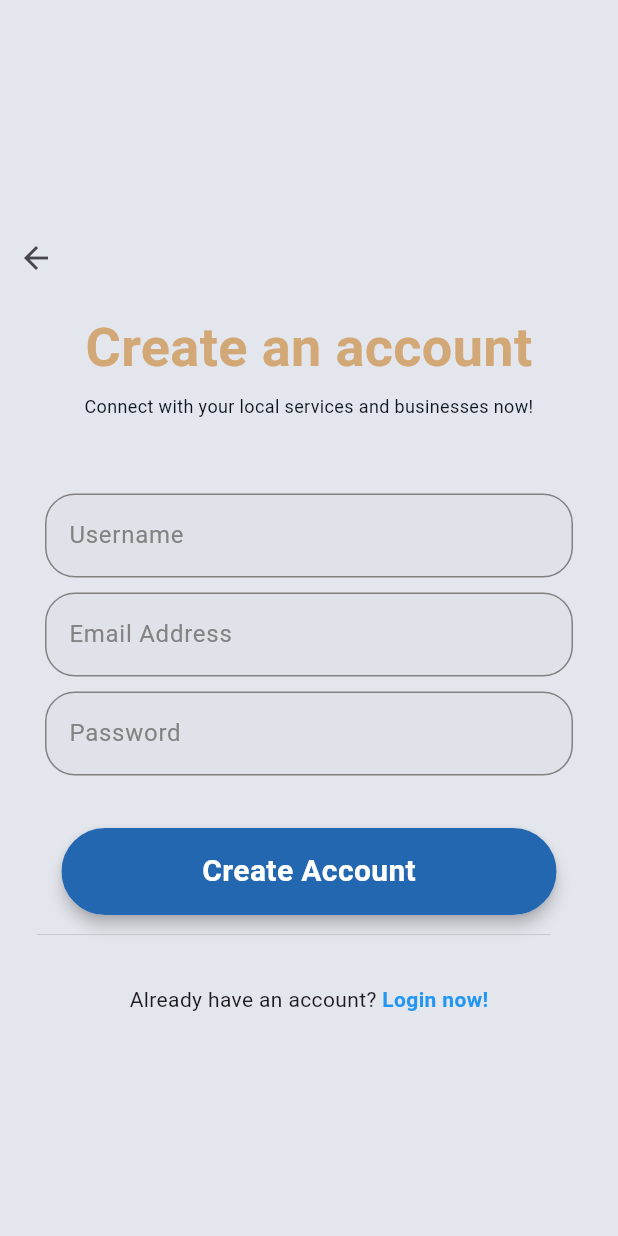
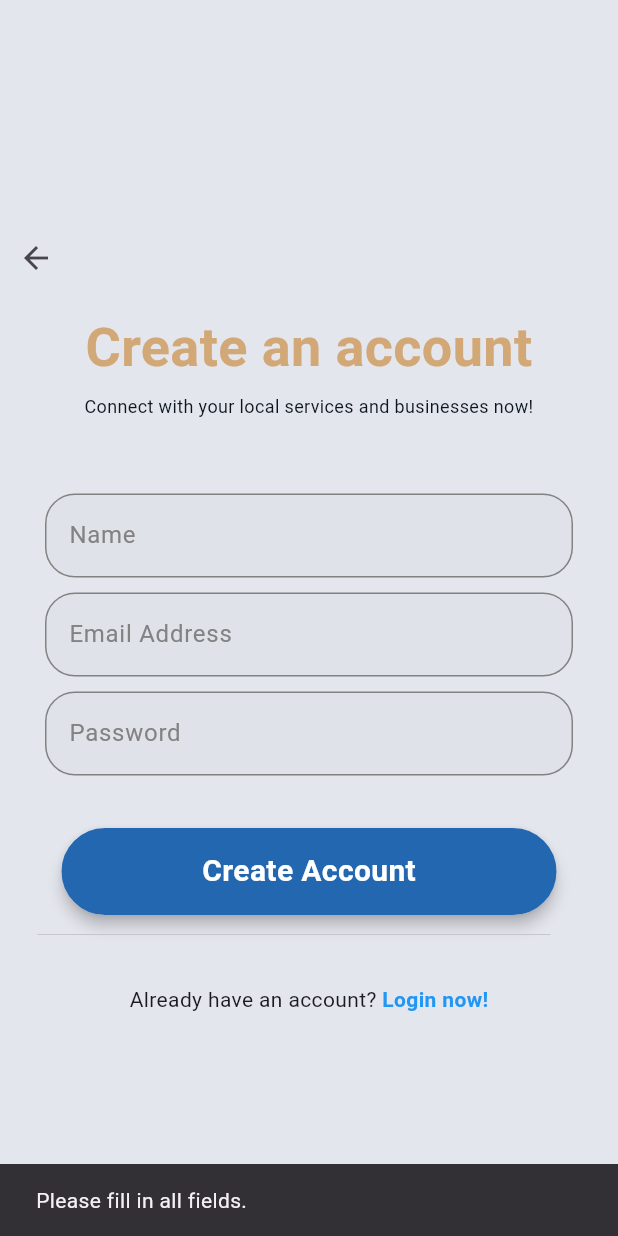
Before and after one commit to spicychicken23/hili_helpers, a Flutter app: the RegisterPage screen opened by its route, after a tap on "Create Account", on a phone screen of 412 x 824 dp. Run offline on Flutter 3.47's test engine with Material 3 defaults, Android fonts, the phone set to English and light mode, and no system bars; our stand-ins replace cloud_firestore, firebase_auth, firebase_core; accounts and stored records are empty; network calls fail; Roboto replaces fonts that are missing (DM Sans).

Commit message:
register page and forgot password

```diff
--- a/lib/pages/register_page.dart
+++ b/lib/pages/register_page.dart
@@ -1,17 +1,56 @@
 import 'package:flutter/material.dart';
+import 'package:firebase_auth/firebase_auth.dart'; // Import Firebase Authentication
+import 'package:cloud_firestore/cloud_firestore.dart'; // Import Firestore
 import 'package:hili_helpers/components/textfield.dart';
 import 'package:hili_helpers/components/buttons.dart';
 import 'package:hili_helpers/pages/login_page.dart';
 
 class RegisterPage extends StatelessWidget {
-  RegisterPage({super.key});
+  RegisterPage({Key? key}); // Use Key? key instead of super.key
   static String id = 'register_page';
 
-  final usernameController = TextEditingController();
+  final nameController = TextEditingController();
   final passwordController = TextEditingController();
   final emailController = TextEditingController();
 
-  void signUserIn() {}
+  // Function to save user data to Firestore
+  void saveUserData(BuildContext context) async {
+    String name = nameController.text.trim();
+    String email = emailController.text.trim();
+    String password = passwordController.text;
+
+    // Check if all fields are filled
+    if (name.isNotEmpty && email.isNotEmpty && password.isNotEmpty) {
+      try {
+        // Create user account using Firebase Authentication
+        UserCredential userCredential =
+            await FirebaseAuth.instance.createUserWithEmailAndPassword(
+          email: email,
+          password: password,
+        );
+
+        await FirebaseFirestore.instance
+            .collection('users')
+            .doc(userCredential.user!.uid)
+            .set({});
+
+        // Navigate to login page after successful registration
+        Navigator.pushNamed(context, LoginPage.id);
+      } catch (error) {
+        // Handle error if registration fails
+        print("Failed to register user: $error");
+        // Optionally, show an error message to the user
+        ScaffoldMessenger.of(context).showSnackBar(SnackBar(
+          content: Text("Failed to register user. Please try again."),
+        ));
+      }
+    } else {
+      // Show an error message if any field is empty
+      ScaffoldMessenger.of(context).showSnackBar(SnackBar(
+        content: Text("Please fill in all fields."),
+      ));
+    }
+  }
 
   @override
   Widget build(BuildContext context) {
@@ -53,8 +92,8 @@ class RegisterPage extends StatelessWidget {
                 ),
                 const SizedBox(height: 50),
                 MyTextField(
-                  controller: usernameController,
-                  hintText: 'Username',
+                  controller: nameController,
+                  hintText: 'Name',
                   obscureText: false,
                   onChanged: (value) {},
                   validator: (value) {},
@@ -81,7 +120,8 @@ class RegisterPage extends StatelessWidget {
                   child: CustomButton(
                     buttonText: 'Create Account',
                     onPressed: () {
-                      Navigator.pushNamed(context, RegisterPage.id);
+                      // Call function to save user data
+                      saveUserData(context);
                     },
                   ),
                 ),
```
Also changed, not shown: lib/pages/forgot_password.dart (+45 -2 lines).
